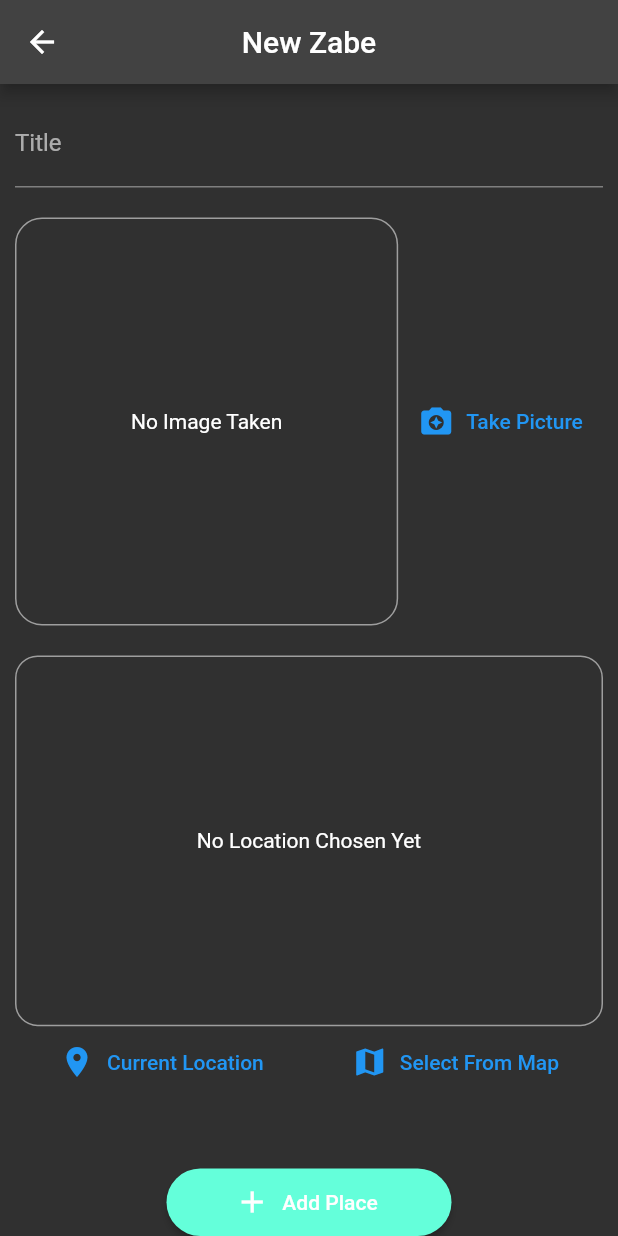
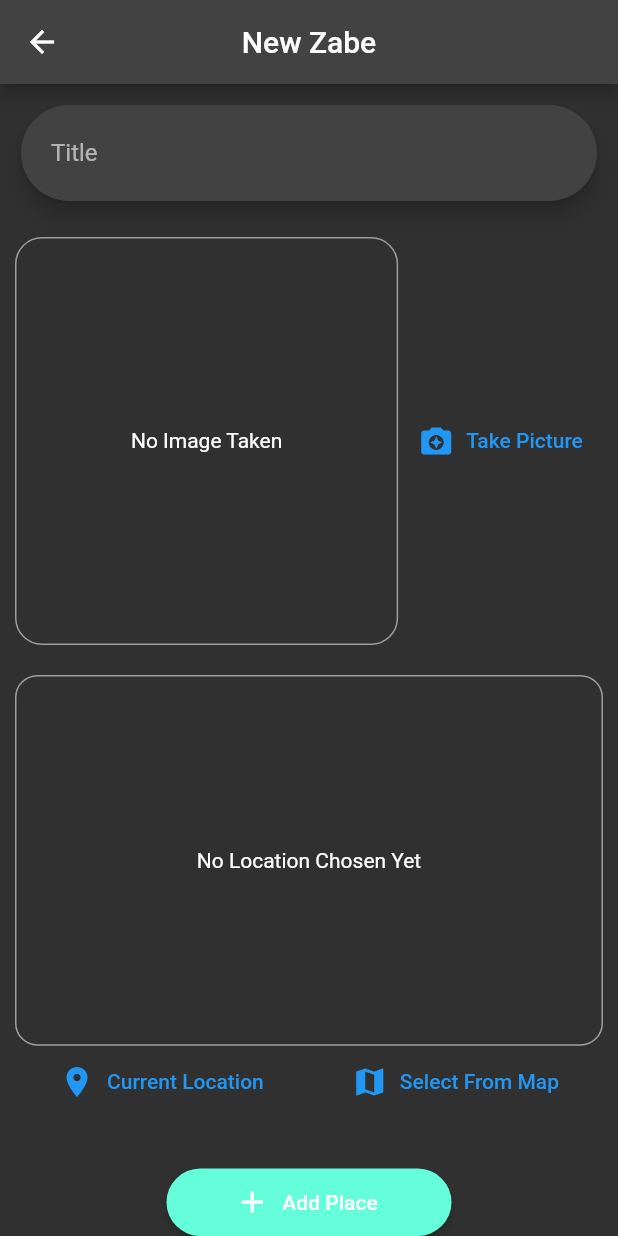
Before and after one commit to Oneya4/Scenary, a Flutter app: the AddPlaceScreen screen opened by its route, on a phone screen of 412 x 824 dp. Run offline on Flutter 3.47's test engine with Material 2 defaults, Android fonts, the phone set to English and light mode, and no system bars; our stand-ins replace google_maps_flutter, image_picker, location, sqflite; accounts and stored records are empty; network calls fail.

Commit message:
Update add_place_screen.dart

```diff
--- a/lib/screens/add_place_screen.dart
+++ b/lib/screens/add_place_screen.dart
@@ -54,10 +54,20 @@ class _AddPlaceScreenState extends State<AddPlaceScreen> {
                 padding: const EdgeInsets.all(10),
                 child: Column(
                   children: [
-                    TextFormField(
-                      decoration: InputDecoration(labelText: 'Title'),
-                      controller: _titleController,
-                      textCapitalization: TextCapitalization.sentences,
+                    Card(
+                      shape: StadiumBorder(),
+                      elevation: 5,
+                      child: Padding(
+                        padding: const EdgeInsets.fromLTRB(20, 8, 0, 8),
+                        child: TextField(
+                          decoration: InputDecoration(
+                            hintText: 'Title',
+                            border: InputBorder.none,
+                          ),
+                          controller: _titleController,
+                          textCapitalization: TextCapitalization.sentences,
+                        ),
+                      ),
                     ),
                     SizedBox(
                       height: 20,
```
